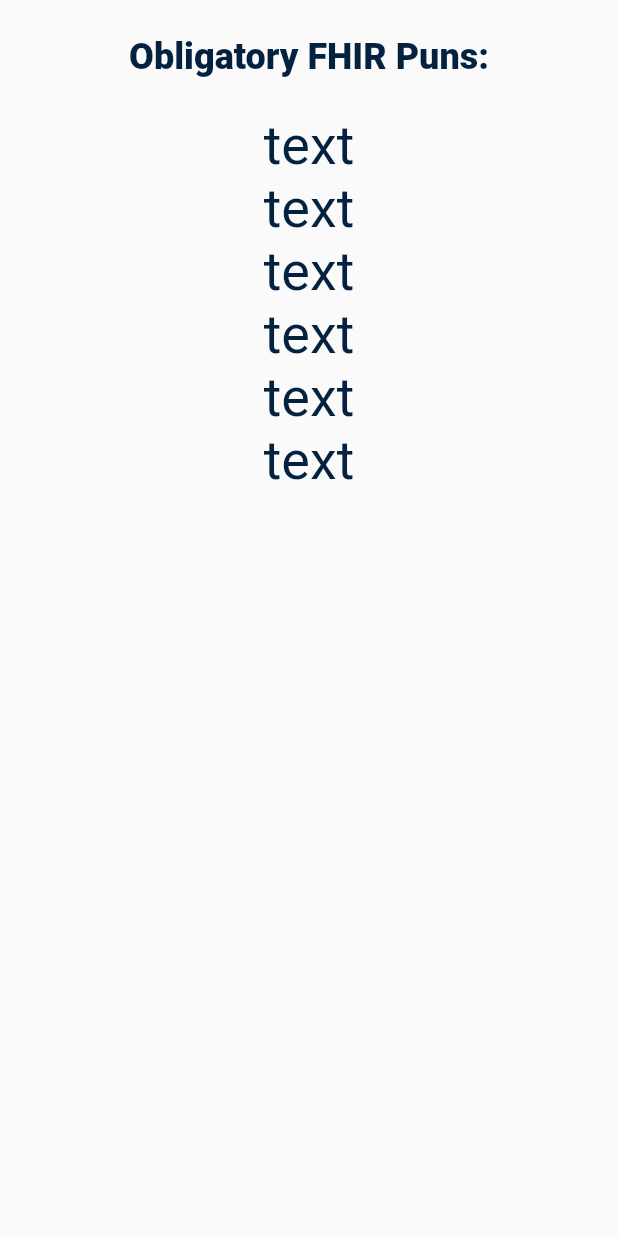
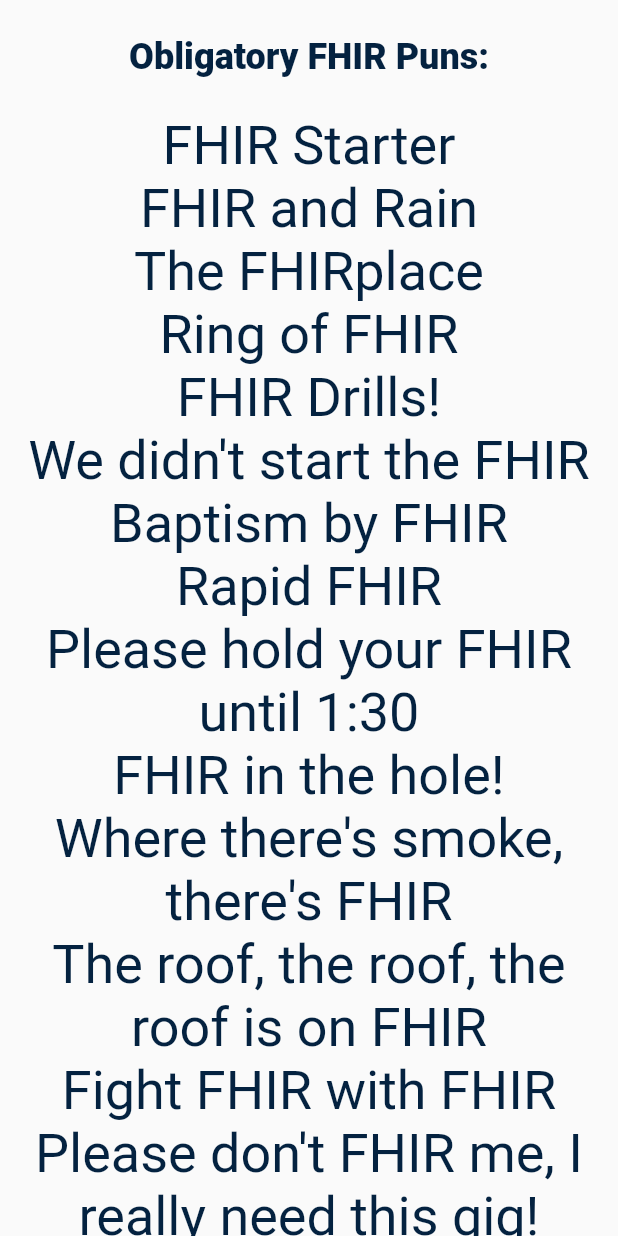
Before and after one commit to FireJuun/symptom_tracker, a Flutter app: the SandboxView widget shown alone on an empty page, opened directly, on a phone screen of 412 x 824 dp. Run offline on Flutter 3.47's test engine with Material 2 defaults, Android fonts, the phone set to English and light mode, and no system bars; our stand-ins replace cloud_firestore, flutter_icons, freezed_annotation, get; missing offline and left inert: fhir_r4; accounts and stored records are empty; generated files the repository leaves out were written again.

Commit message:
FHIR PUNS! Co-authored-by: grey faulkenberry <jgfaulkenberry@gmail.com> Co-authored-by: Jeff Nielson <jeffnielson@gmail.com> Co-authored-by: jinah703 <jinah811@gmail.com> Co-authored-by: adamatw <gh@adamwright.com> Co-authored-by: john.clark@vumc.org <john.clark@vumc.org> Co-authored-by: yukwongling <yukwongling@yahoo.com> Co-authored-by: mldorr <margaretdorr@gmail.com> Co-authored-by: lizzgilmore <lizzgilmore@gmail.com>

```diff
--- a/lib/screens/fhir/sandbox.dart
+++ b/lib/screens/fhir/sandbox.dart
@@ -19,12 +19,22 @@ class SandboxView extends StatelessWidget {
     return Expanded(
       child: ListView(
         children: <Widget>[
-          Text('text', textAlign: TextAlign.center),
-          Text('text', textAlign: TextAlign.center),
-          Text('text', textAlign: TextAlign.center),
-          Text('text', textAlign: TextAlign.center),
-          Text('text', textAlign: TextAlign.center),
-          Text('text', textAlign: TextAlign.center),
+          Text('FHIR Starter', textAlign: TextAlign.center),
+          Text('FHIR and Rain', textAlign: TextAlign.center),
+          Text('The FHIRplace', textAlign: TextAlign.center),
+          Text('Ring of FHIR', textAlign: TextAlign.center),
+          Text('FHIR Drills!', textAlign: TextAlign.center),
+          Text("We didn't start the FHIR", textAlign: TextAlign.center),
+          Text('Baptism by FHIR', textAlign: TextAlign.center),
+          Text('Rapid FHIR', textAlign: TextAlign.center),
+          Text('Please hold your FHIR until 1:30', textAlign: TextAlign.center),
+          Text('FHIR in the hole!', textAlign: TextAlign.center),
+          Text("Where there's smoke, there's FHIR", textAlign: TextAlign.center),
+          Text('The roof, the roof, the roof is on FHIR', textAlign: TextAlign.center),
+          Text('Fight FHIR with FHIR', textAlign: TextAlign.center),
+          Text('Please don\'t FHIR me, I really need this gig!', textAlign: TextAlign.center),
+          Text('Come on baby, light my FHIR', textAlign: TextAlign.center),
+          Text('Jeff is on FHIR!', textAlign: TextAlign.center),
         ],
       ),
     );
```
